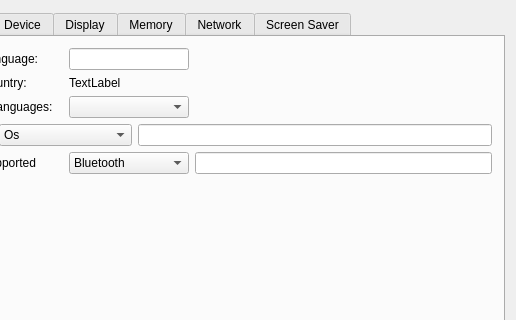
This is examples/sysinfo/dialog.ui in qtproject/qt-mobility as Qt 5 draws it before an edit; both pictures show x 86 to 602 and y 0 to 320 of the 602 by 516 pixel window. The edited form follows.
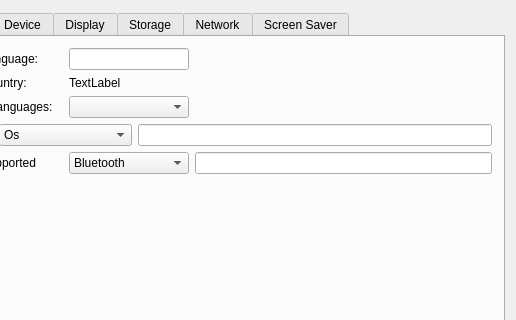
This is the edited form.

Commit message:
API review - change memory to storage. add 'Drive' to enum.
change volumes function to logicalDrives to make more clear.

```diff
--- a/examples/sysinfo/dialog.ui
+++ b/examples/sysinfo/dialog.ui
@@ -548,7 +548,7 @@
      </widget>
      <widget class="QWidget" name="sysmemorytab">
       <attribute name="title">
-       <string>Memory</string>
+       <string>Storage</string>
       </attribute>
       <layout class="QGridLayout" name="gridLayout_5">
        <item row="0" column="0">
```
Left out of the diff: 2 changed lines with no effect on the pictures. The commit also changes 21 other files.
